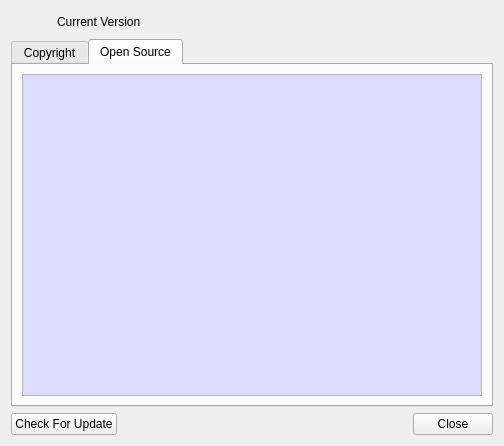
Old version of the form CertMan/about_dlg.ui in the repository jykim74/CertMan.
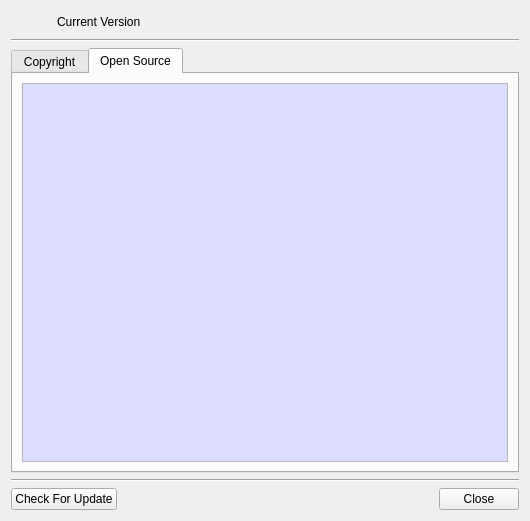
New version of the form. Icons and pictures are not drawn.

Patch:
```diff
--- a/CertMan/about_dlg.ui
+++ b/CertMan/about_dlg.ui
@@ -6,8 +6,8 @@
    <rect>
     <x>0</x>
     <y>0</y>
-    <width>502</width>
-    <height>446</height>
+    <width>530</width>
+    <height>521</height>
    </rect>
   </property>
   <property name="windowTitle">
@@ -61,6 +61,13 @@
      </item>
     </layout>
    </item>
+   <item>
+    <widget class="Line" name="line">
+     <property name="orientation">
+      <enum>Qt::Horizontal</enum>
+     </property>
+    </widget>
+   </item>
    <item>
     <widget class="QTabWidget" name="tabWidget">
      <property name="currentIndex">
@@ -150,6 +157,13 @@
      </widget>
     </widget>
    </item>
+   <item>
+    <widget class="Line" name="line_2">
+     <property name="orientation">
+      <enum>Qt::Horizontal</enum>
+     </property>
+    </widget>
+   </item>
    <item>
     <layout class="QGridLayout" name="gridLayout">
      <property name="topMargin">
```
